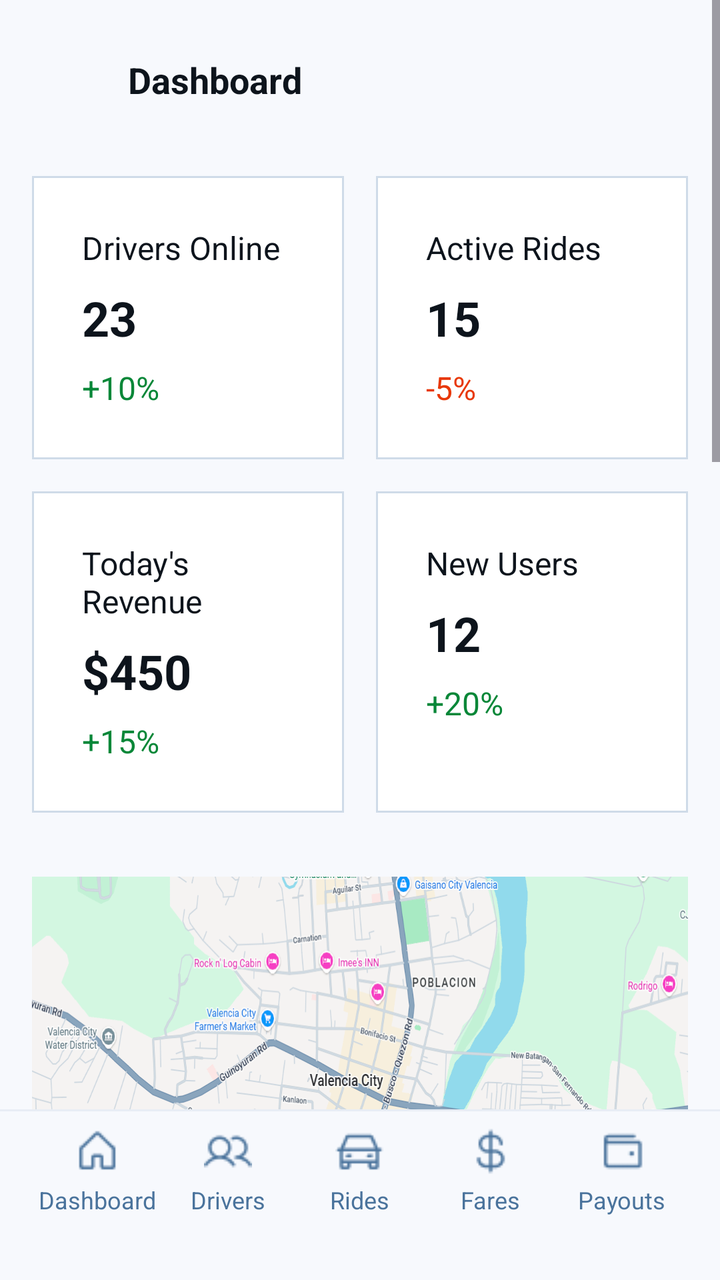
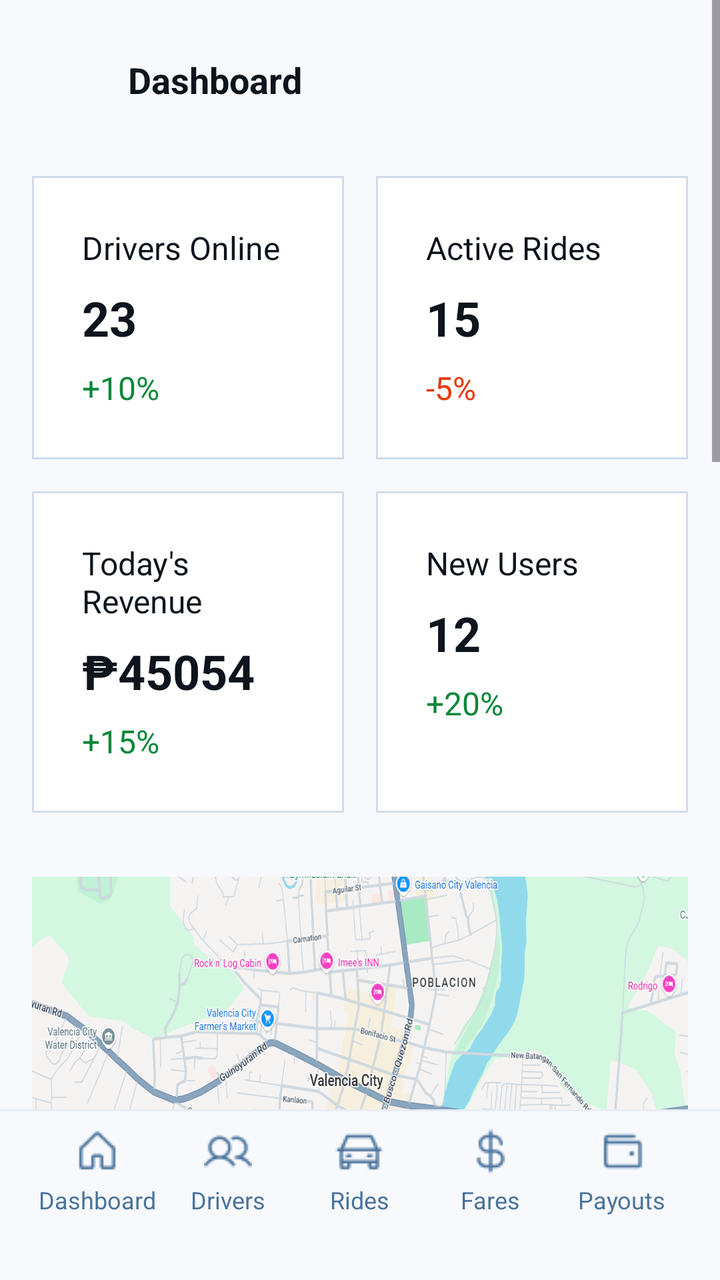

An Android layout rendered at two revisions. The XML below is the earlier revision; the diff shows what the commit changed to produce the second picture.
<!-- AndroidManifest.xml: application theme Theme.Tricycle_app -->
<!-- res/layout/admindashboard.xml -->
<?xml version="1.0" encoding="utf-8"?>
<LinearLayout xmlns:android="http://schemas.android.com/apk/res/android"
    android:layout_width="match_parent"
    android:layout_height="match_parent"
    android:orientation="vertical"
    android:background="#F7F9FD">

    <ScrollView
        android:layout_width="match_parent"
        android:layout_height="0dp"
        android:layout_weight="1"
        android:fillViewport="true">

        <LinearLayout
            android:layout_width="match_parent"
            android:layout_height="wrap_content"
            android:orientation="vertical"
            android:paddingBottom="24dp">

            <LinearLayout
                android:layout_width="match_parent"
                android:layout_height="wrap_content"
                android:orientation="horizontal"
                android:gravity="center_vertical"
                android:paddingTop="16dp"
                android:paddingBottom="8dp"
                android:paddingStart="16dp"
                android:paddingEnd="16dp"
                android:background="#F7F9FD">

                <LinearLayout
                    android:id="@+id/btnBack"
                    android:layout_width="48dp"
                    android:layout_height="48dp"
                    android:gravity="center"
                    android:clickable="true"
                    android:focusable="true">
                    <View
                        android:layout_width="24dp"
                        android:layout_height="24dp"
                        android:background="@android:color/transparent" />
                </LinearLayout>

                <TextView
                    android:layout_width="wrap_content"
                    android:layout_height="wrap_content"
                    android:text="Dashboard"
                    android:textSize="18sp"
                    android:textStyle="bold"
                    android:textColor="#0D141C"
                    android:paddingEnd="48dp"/>
            </LinearLayout>

            <LinearLayout
                android:layout_width="match_parent"
                android:layout_height="wrap_content"
                android:orientation="vertical"
                android:padding="16dp">

                <LinearLayout
                    android:layout_width="match_parent"
                    android:layout_height="wrap_content"
                    android:orientation="horizontal"
                    android:layout_marginBottom="16dp">

                    <LinearLayout
                        android:layout_width="0dp"
                        android:layout_weight="1"
                        android:layout_height="wrap_content"
                        android:layout_marginEnd="8dp"
                        android:background="#CFDBE8"
                        android:padding="1dp"> <LinearLayout
                        android:layout_width="match_parent"
                        android:layout_height="wrap_content"
                        android:orientation="vertical"
                        android:background="#FFFFFF"
                        android:padding="24dp">
                        <TextView
                            android:layout_width="wrap_content"
                            android:layout_height="wrap_content"
                            android:text="Drivers Online"
                            android:textSize="16sp"
                            android:textColor="#0D141C"
                            android:layout_marginBottom="8dp"/>
                        <TextView
                            android:layout_width="wrap_content"
                            android:layout_height="wrap_content"
                            android:text="23"
                            android:textSize="24sp"
                            android:textStyle="bold"
                            android:textColor="#0D141C"
                            android:layout_marginBottom="8dp"/>
                        <TextView
                            android:layout_width="wrap_content"
                            android:layout_height="wrap_content"
                            android:text="+10%"
                            android:textSize="16sp"
                            android:textColor="#088738"/>
                    </LinearLayout>
                    </LinearLayout>

                    <LinearLayout
                        android:layout_width="0dp"
                        android:layout_weight="1"
                        android:layout_height="wrap_content"
                        android:layout_marginStart="8dp"
                        android:background="#CFDBE8"
                        android:padding="1dp">
                        <LinearLayout
                            android:layout_width="match_parent"
                            android:layout_height="wrap_content"
                            android:orientation="vertical"
                            android:background="#FFFFFF"
                            android:padding="24dp">
                            <TextView
                                android:layout_width="wrap_content"
                                android:layout_height="wrap_content"
                                android:text="Active Rides"
                                android:textSize="16sp"
                                android:textColor="#0D141C"
                                android:layout_marginBottom="8dp"/>
                            <TextView
                                android:layout_width="wrap_content"
                                android:layout_height="wrap_content"
                                android:text="15"
                                android:textSize="24sp"
                                android:textStyle="bold"
                                android:textColor="#0D141C"
                                android:layout_marginBottom="8dp"/>
                            <TextView
                                android:layout_width="wrap_content"
                                android:layout_height="wrap_content"
                                android:text="-5%"
                                android:textSize="16sp"
                                android:textColor="#E83808"/>
                        </LinearLayout>
                    </LinearLayout>
                </LinearLayout>

                <LinearLayout
                    android:layout_width="match_parent"
                    android:layout_height="wrap_content"
                    android:orientation="horizontal">

                    <LinearLayout
                        android:layout_width="0dp"
                        android:layout_weight="1"
                        android:layout_height="match_parent"
                        android:layout_marginEnd="8dp"
                        android:background="#CFDBE8"
                        android:padding="1dp">
                        <LinearLayout
                            android:layout_width="match_parent"
                            android:layout_height="match_parent"
                            android:orientation="vertical"
                            android:background="#FFFFFF"
                            android:padding="24dp">
                            <TextView
                                android:layout_width="wrap_content"
                                android:layout_height="wrap_content"
                                android:text="Today's Revenue"
                                android:textSize="16sp"
                                android:textColor="#0D141C"
                                android:layout_marginBottom="8dp"/>
                            <TextView
                                android:layout_width="wrap_content"
                                android:layout_height="wrap_content"
                                android:text="$450"
                                android:textSize="24sp"
                                android:textStyle="bold"
                                android:textColor="#0D141C"
                                android:layout_marginBottom="8dp"/>
                            <TextView
                                android:layout_width="wrap_content"
                                android:layout_height="wrap_content"
                                android:text="+15%"
                                android:textSize="16sp"
                                android:textColor="#088738"/>
                        </LinearLayout>
                    </LinearLayout>

                    <LinearLayout
                        android:layout_width="0dp"
                        android:layout_weight="1"
                        android:layout_height="match_parent"
                        android:layout_marginStart="8dp"
                        android:background="#CFDBE8"
                        android:padding="1dp">
                        <LinearLayout
                            android:layout_width="match_parent"
                            android:layout_height="match_parent"
                            android:orientation="vertical"
                            android:background="#FFFFFF"
                            android:padding="24dp">
                            <TextView
                                android:layout_width="wrap_content"
                                android:layout_height="wrap_content"
                                android:text="New Users"
                                android:textSize="16sp"
                                android:textColor="#0D141C"
                                android:layout_marginBottom="8dp"/>
                            <TextView
                                android:layout_width="wrap_content"
                                android:layout_height="wrap_content"
                                android:text="12"
                                android:textSize="24sp"
                                android:textStyle="bold"
                                android:textColor="#0D141C"
                                android:layout_marginBottom="8dp"/>
                            <TextView
                                android:layout_width="wrap_content"
                                android:layout_height="wrap_content"
                                android:text="+20%"
                                android:textSize="16sp"
                                android:textColor="#088738"/>
                        </LinearLayout>
                    </LinearLayout>
                </LinearLayout>
            </LinearLayout>

            <LinearLayout
                android:layout_width="match_parent"
                android:layout_height="wrap_content"
                android:orientation="vertical"
                android:padding="16dp">

                <View
                    android:layout_width="match_parent"
                    android:layout_height="201dp"
                    android:layout_marginBottom="16dp"
                    android:background="@drawable/map" />

                <TextView
                    android:layout_width="wrap_content"
                    android:layout_height="wrap_content"
                    android:text="Live Map"
                    android:textSize="18sp"
                    android:textStyle="bold"
                    android:textColor="#0D141C"
                    android:layout_marginBottom="4dp"/>

                <LinearLayout
                    android:layout_width="match_parent"
                    android:layout_height="wrap_content"
                    android:orientation="horizontal"
                    android:gravity="bottom">

                    <TextView
                        android:layout_width="0dp"
                        android:layout_height="wrap_content"
                        android:layout_weight="1"
                        android:text="View real-time locations of active drivers"
                        android:textSize="16sp"
                        android:textColor="#4A739C"
                        android:layout_marginEnd="12dp"/>

                    <TextView
                        android:layout_width="84dp"
                        android:layout_height="32dp"
                        android:background="#0A73D9"
                        android:text="View Map"
                        android:textColor="#FFFFFF"
                        android:textSize="14sp"
                        android:gravity="center"
                        android:textStyle="bold"/>
                </LinearLayout>
            </LinearLayout>

            <LinearLayout
                android:layout_width="match_parent"
                android:layout_height="wrap_content"
                android:orientation="horizontal"
                android:padding="16dp">

                <LinearLayout
                    android:layout_width="0dp"
                    android:layout_height="wrap_content"
                    android:layout_weight="1"
                    android:orientation="vertical"
                    android:layout_marginEnd="16dp">

                    <TextView
                        android:layout_width="wrap_content"
                        android:layout_height="wrap_content"
                        android:text="Pending Driver Verifications"
                        android:textSize="16sp"
                        android:textStyle="bold"
                        android:textColor="#0D141C"
                        android:layout_marginBottom="4dp"/>

                    <TextView
                        android:layout_width="wrap_content"
                        android:layout_height="wrap_content"
                        android:text="5 new applications"
                        android:textSize="14sp"
                        android:textColor="#4A739C"
                        android:layout_marginBottom="16dp"/>

                    <TextView
                        android:layout_width="84dp"
                        android:layout_height="32dp"
                        android:background="#E8EDF5"
                        android:text="View"
                        android:textColor="#0D141C"
                        android:gravity="center"
                        android:textSize="14sp"/>
                </LinearLayout>

                <View
                    android:layout_width="80dp"
                    android:layout_height="93dp"
                    android:background="@drawable/doc" />
            </LinearLayout>

            <LinearLayout
                android:layout_width="match_parent"
                android:layout_height="wrap_content"
                android:orientation="horizontal"
                android:padding="16dp">

                <LinearLayout
                    android:layout_width="0dp"
                    android:layout_height="wrap_content"
                    android:layout_weight="1"
                    android:orientation="vertical"
                    android:layout_marginEnd="16dp">

                    <TextView
                        android:layout_width="wrap_content"
                        android:layout_height="wrap_content"
                        android:text="New Support Tickets"
                        android:textSize="16sp"
                        android:textStyle="bold"
                        android:textColor="#0D141C"
                        android:layout_marginBottom="4dp"/>

                    <TextView
                        android:layout_width="wrap_content"
                        android:layout_height="wrap_content"
                        android:text="3 unresolved issues"
                        android:textSize="14sp"
                        android:textColor="#4A739C"
                        android:layout_marginBottom="16dp"/>

                    <TextView
                        android:layout_width="84dp"
                        android:layout_height="32dp"
                        android:background="#E8EDF5"
                        android:text="View"
                        android:textColor="#0D141C"
                        android:gravity="center"
                        android:textSize="14sp"/>
                </LinearLayout>

                <View
                    android:layout_width="80dp"
                    android:layout_height="93dp"
                    android:background="@drawable/doc" />
            </LinearLayout>

            <LinearLayout
                android:layout_width="match_parent"
                android:layout_height="wrap_content"
                android:orientation="vertical"
                android:padding="16dp">

                <View
                    android:layout_width="match_parent"
                    android:layout_height="201dp"
                    android:layout_marginBottom="16dp"
                    android:background="@drawable/graph" />

                <TextView
                    android:layout_width="wrap_content"
                    android:layout_height="wrap_content"
                    android:text="Rides in the Last 24 Hours"
                    android:textSize="18sp"
                    android:textStyle="bold"
                    android:textColor="#0D141C"
                    android:layout_marginBottom="4dp"/>

                <LinearLayout
                    android:layout_width="match_parent"
                    android:layout_height="wrap_content"
                    android:orientation="horizontal"
                    android:gravity="bottom">

                    <TextView
                        android:layout_width="0dp"
                        android:layout_height="wrap_content"
                        android:layout_weight="1"
                        android:text="Track ride activity over the past day"
                        android:textSize="16sp"
                        android:textColor="#4A739C"
                        android:layout_marginEnd="12dp"/>

                    <TextView
                        android:id="@+id/btnViewChart"
                        android:layout_width="100dp"
                        android:layout_height="32dp"
                        android:background="#0A73D9"
                        android:text="View Chart"
                        android:textColor="#FFFFFF"
                        android:textSize="14sp"
                        android:gravity="center"
                        android:textStyle="bold"
                        android:clickable="true"
                        android:focusable="true"/>
                </LinearLayout>
            </LinearLayout>

        </LinearLayout>
    </ScrollView>

    <include layout="@layout/adminnavbar" />

</LinearLayout>
<!-- res/layout/adminnavbar.xml (included above) -->
<?xml version="1.0" encoding="utf-8"?>
<LinearLayout xmlns:android="http://schemas.android.com/apk/res/android"
    android:layout_width="match_parent"
    android:layout_height="wrap_content"
    android:orientation="vertical">

    <View
        android:layout_width="match_parent"
        android:layout_height="1dp"
        android:background="#E8EDF5"/>

    <LinearLayout
        android:layout_width="match_parent"
        android:layout_height="wrap_content"
        android:orientation="horizontal"
        android:background="#F7F9FD"
        android:paddingTop="8dp"
        android:paddingBottom="12dp"
        android:paddingStart="16dp"
        android:paddingEnd="16dp">

        <LinearLayout
            android:id="@+id/nav_dashboard"
            android:layout_width="0dp"
            android:layout_height="wrap_content"
            android:layout_weight="1"
            android:orientation="vertical"
            android:gravity="center"
            android:clickable="true"
            android:focusable="true">

            <View
                android:layout_width="24dp"
                android:layout_height="24dp"
                android:background="@drawable/home" />

            <TextView
                android:layout_width="wrap_content"
                android:layout_height="wrap_content"
                android:text="Dashboard"
                android:textSize="12sp"
                android:textColor="#4A739C"
                android:layout_marginTop="4dp"/>
        </LinearLayout>

        <LinearLayout
            android:id="@+id/nav_drivers"
            android:layout_width="0dp"
            android:layout_height="wrap_content"
            android:layout_weight="1"
            android:orientation="vertical"
            android:gravity="center"
            android:clickable="true"
            android:focusable="true">

            <View
                android:layout_width="24dp"
                android:layout_height="24dp"
                android:background="@drawable/users" />

            <TextView
                android:layout_width="wrap_content"
                android:layout_height="wrap_content"
                android:text="Drivers"
                android:textSize="12sp"
                android:textColor="#4A739C"
                android:layout_marginTop="4dp"/>
        </LinearLayout>

        <LinearLayout
            android:id="@+id/nav_rides"
            android:layout_width="0dp"
            android:layout_height="wrap_content"
            android:layout_weight="1"
            android:orientation="vertical"
            android:gravity="center"
            android:clickable="true"
            android:focusable="true">

            <View
                android:layout_width="24dp"
                android:layout_height="24dp"
                android:background="@drawable/ride" />

            <TextView
                android:layout_width="wrap_content"
                android:layout_height="wrap_content"
                android:text="Rides"
                android:textSize="12sp"
                android:textColor="#4A739C"
                android:layout_marginTop="4dp"/>
        </LinearLayout>

        <LinearLayout
            android:id="@+id/nav_fares"
            android:layout_width="0dp"
            android:layout_height="wrap_content"
            android:layout_weight="1"
            android:orientation="vertical"
            android:gravity="center"
            android:clickable="true"
            android:focusable="true">

            <View
                android:layout_width="24dp"
                android:layout_height="24dp"
                android:background="@drawable/money" />

            <TextView
                android:layout_width="wrap_content"
                android:layout_height="wrap_content"
                android:text="Fares"
                android:textSize="12sp"
                android:textColor="#4A739C"
                android:layout_marginTop="4dp"/>
        </LinearLayout>

        <LinearLayout
            android:id="@+id/nav_payouts"
            android:layout_width="0dp"
            android:layout_height="wrap_content"
            android:layout_weight="1"
            android:orientation="vertical"
            android:gravity="center"
            android:clickable="true"
            android:focusable="true">

            <View
                android:layout_width="24dp"
                android:layout_height="24dp"
                android:background="@drawable/payout" />

            <TextView
                android:layout_width="wrap_content"
                android:layout_height="wrap_content"
                android:text="Payouts"
                android:textSize="12sp"
                android:textColor="#4A739C"
                android:layout_marginTop="4dp"/>
        </LinearLayout>

    </LinearLayout>

    <View
        android:layout_width="match_parent"
        android:layout_height="20dp"
        android:background="#F7F9FD"/>

</LinearLayout>
<!-- resources referenced by this layout -->
<resources>
  <!-- drawable doc: png bitmap (drawable, 36227 bytes) -->
  <!-- drawable graph: png bitmap (drawable, 18302 bytes) -->
  <!-- drawable home: png bitmap (drawable, 468 bytes) -->
  <!-- drawable map: png bitmap (drawable, 265506 bytes) -->
  <!-- drawable money: png bitmap (drawable, 640 bytes) -->
  <!-- drawable payout: png bitmap (drawable, 415 bytes) -->
  <!-- drawable ride: png bitmap (drawable, 550 bytes) -->
  <!-- drawable users: png bitmap (drawable, 770 bytes) -->
  <style name="Theme.Tricycle_app" parent="Base.Theme.Tricycle_app" />
  <style name="Base.Theme.Tricycle_app" parent="Theme.Material3.DayNight.NoActionBar">
          
          
      </style>
</resources>

<!-- the commit's change to res/layout/admindashboard.xml (unified diff, before → after) -->
@@ -165,7 +165,7 @@
                             <TextView
                                 android:layout_width="wrap_content"
                                 android:layout_height="wrap_content"
-                                android:text="$450"
+                                android:text="₱45054"
                                 android:textSize="24sp"
                                 android:textStyle="bold"
                                 android:textColor="#0D141C"
